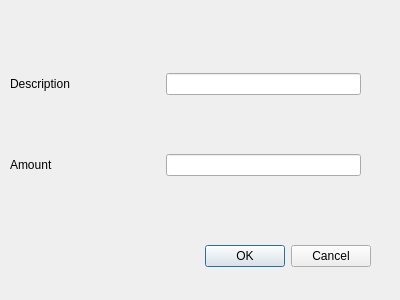
Above: addTransaction.ui from JanusErasmus/qt-finance before the change. Below: the same form after it.
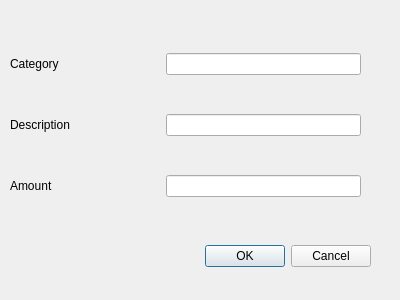
That is the form after the change.

```diff
--- a/addTransaction.ui
+++ b/addTransaction.ui
@@ -42,6 +42,26 @@
     </rect>
    </property>
    <layout class="QVBoxLayout" name="verticalLayout">
+    <item>
+     <layout class="QHBoxLayout" name="categoryLayout">
+      <item>
+       <widget class="QLabel" name="categoryLabel">
+        <property name="minimumSize">
+         <size>
+          <width>150</width>
+          <height>0</height>
+         </size>
+        </property>
+        <property name="text">
+         <string>Category</string>
+        </property>
+       </widget>
+      </item>
+      <item>
+       <widget class="QLineEdit" name="categoryEdit"/>
+      </item>
+     </layout>
+    </item>
     <item>
      <layout class="QHBoxLayout" name="descriptionLayout">
       <item>
```
